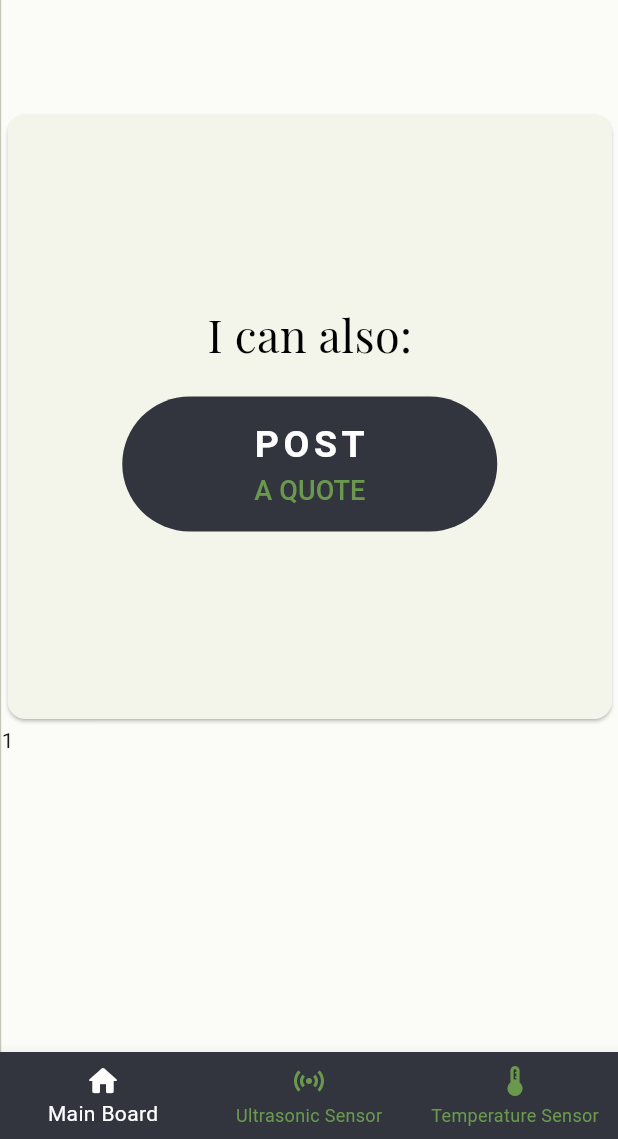
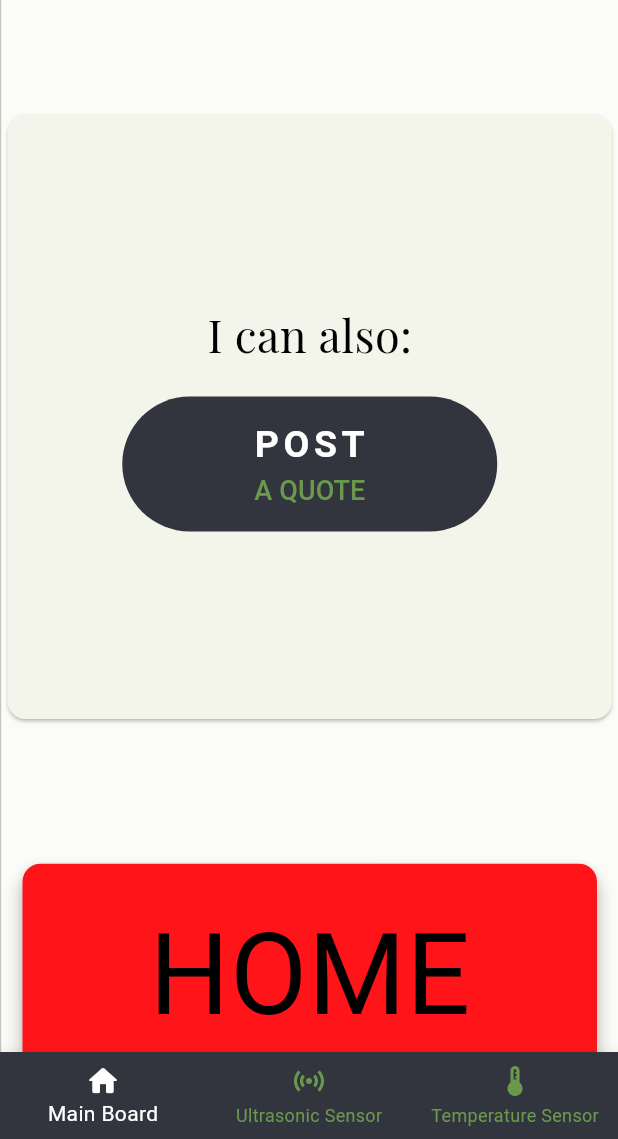
Before and after one commit to Bamboo2000/WebControl, a Flutter app: the screen it shows once a user with an empty profile is signed in, scrolled down 1152 dp, after a tap on "Home", on a phone screen of 412 x 824 dp, the part 97-1236 px from its top. Run offline on Flutter 3.47's test engine with Material 3 defaults, Android fonts, the light colour scheme and no system bars; drawn by our look-alikes of toggle_switch; our stand-ins replace cloud_firestore, firebase_auth, firebase_core, go_router, google_fonts; missing offline and left inert: firebase_ui_auth; accounts and stored records are empty; Roboto replaces fonts that are missing (Monoton).

Commit message:
Final_mki
na elvileg kész

```diff
--- a/lib/app_state.dart
+++ b/lib/app_state.dart
@@ -4,6 +4,7 @@ import 'package:firebase_core/firebase_core.dart';
 import 'package:firebase_ui_auth/firebase_ui_auth.dart';
 import 'package:flutter/material.dart';
 import 'package:cloud_firestore/cloud_firestore.dart';
+import 'pages/ultrasonicPage.dart';
 import 'firebase_options.dart';
 import 'dart:async';
 import 'toggle.dart';
@@ -24,6 +25,10 @@ class ApplicationState extends ChangeNotifier {
   StreamSubscription<QuerySnapshot>? _ultrasonicSubscription;
   List<UltrasonicMessage> _ultrasonicMessages = [];
   List<UltrasonicMessage> get ultrasonicMessages => _ultrasonicMessages;
+
+  StreamSubscription<QuerySnapshot>? _homeSubscription;
+  List<HomeMessage> _homeMessages = [];
+  List<HomeMessage> get homeMessages => _homeMessages;
 
   Future<void> init() async {
     await Firebase.initializeApp(
@@ -85,6 +90,32 @@ class ApplicationState extends ChangeNotifier {
       }
       notifyListeners();
     });
+
+    FirebaseAuth.instance.userChanges().listen((user) {
+      if (user != null) {
+        _loggedIn = true;
+        _homeSubscription = FirebaseFirestore.instance
+            .collection('homeoraway')
+            // .orderBy('ts', descending: true)
+            .snapshots()
+            .listen((snapshot) {
+          _homeMessages = [];
+          for (final document in snapshot.docs) {
+            _homeMessages.add(
+              HomeMessage(
+                isHome: document.data()['isHome'] as bool,
+              ),
+            );
+          }
+          notifyListeners();
+        });
+      } else {
+        _loggedIn = false;
+        _homeMessages = [];
+        _homeSubscription?.cancel();
+      }
+      notifyListeners();
+    });
   }
 
   Future<DocumentReference> addMessageToUcontrol(bool isHome) {
--- a/lib/pages/mainPage.dart
+++ b/lib/pages/mainPage.dart
@@ -7,6 +7,7 @@ import 'package:provider/provider.dart';
 import 'package:google_fonts/google_fonts.dart';
 
 import '../app_state.dart';
+import '../toggle.dart'; //HomeMessage miatt
 import '../src/authentication.dart';
 import '../src/widgets.dart';
 
@@ -54,6 +55,9 @@ class MainBody extends StatelessWidget {
     } else {
       rownumber = 2;
     }
+
+    //szükséges paraméter
+    late String isHome;
 
     return Scaffold(
         backgroundColor: color_5,
@@ -108,7 +112,7 @@ class MainBody extends StatelessWidget {
                 child: Container(
                   decoration: const BoxDecoration(
                       color: Colors.amber,
-                      borderRadius: BorderRadius.all(Radius.circular(150))),
+                      borderRadius: BorderRadius.all(Radius.circular(300))),
                   child: Column(
                     mainAxisAlignment: MainAxisAlignment.center,
                     crossAxisAlignment: CrossAxisAlignment.center,
@@ -160,7 +164,33 @@ class MainBody extends StatelessWidget {
             }
             //---------------------HOME-AWAY-------------------------
             if (index == 4) {
-              return const Text('1');
+              return Center(
+                child: Column(
+                  crossAxisAlignment: CrossAxisAlignment.stretch,
+                  children: <Widget>[
+                    Expanded(
+                      child: ListenableBuilder(
+                        listenable: listNotifier,
+                        builder: (BuildContext context, Widget? child) {
+                          final List<HomeMessage> values =
+                              listNotifier.homeMessages;
+
+                          //legfrissebb elemet olvassa ki a [0], [values.length-1]-gyel az utolsót olvashatom ki (az a door_state doc)
+                          if (values[values.length - 1].isHome == true) {
+                            isHome = 'HOME';
+                          } else {
+                            isHome = 'AWAY';
+                          }
+
+                          //body tartalma
+                          return Block(
+                              isHome, '- says', "THE DATABASE", 500, 200);
+                        },
+                      ),
+                    )
+                  ],
+                ),
+              );
             }
             //---------------------LAST-SOMETHING-------------------------
             else {
--- a/lib/pages/ultrasonicPage.dart
+++ b/lib/pages/ultrasonicPage.dart
@@ -1,9 +1,14 @@
 import 'package:flutter/material.dart';
 import 'package:web_control/src/widgets.dart';
-import 'package:web_control/toggle.dart';
 import '../app_state.dart';
 
 //hasonló a temperature oldalhoz, nincs részletesen kommentelve
+
+//kiolvasáshoz
+class UltrasonicMessage {
+  UltrasonicMessage({required this.isOpened});
+  final bool isOpened;
+}
 
 class ultrasonicPage extends StatefulWidget {
   const ultrasonicPage({super.key});
@@ -32,7 +37,10 @@ class ultrasonicBody extends StatelessWidget {
   Widget build(BuildContext context) {
     final blockWidth = MediaQuery.of(context).size.width / 2; //+if beépítése
     final blockHeight = MediaQuery.of(context).size.height / 2;
+
+    //szükséges paraméterek
     late String isOpened, desc;
+
     return Center(
       child: Column(
         crossAxisAlignment: CrossAxisAlignment.stretch,
@@ -44,7 +52,7 @@ class ultrasonicBody extends StatelessWidget {
                 final List<UltrasonicMessage> values =
                     listNotifier.ultrasonicMessages;
 
-                //legfrissebb elemet olvassa ki a [0], [values.lenght-1]-gyel az utolsót olvashatom ki (az a door_state doc)
+                //legfrissebb elemet olvassa ki a [0], [values.length-1]-gyel az utolsót olvashatom ki (az a door_state doc)
                 if (values[0].isOpened == true) {
                   isOpened = 'CLOSE';
                   desc = 'OPENED';
--- a/lib/src/widgets.dart
+++ b/lib/src/widgets.dart
@@ -41,7 +41,7 @@ class Block extends StatelessWidget {
                       mainValue.toString(),
                       style: GoogleFonts.monoton(
                         textStyle:
-                            const TextStyle(fontSize: 80, color: Colors.black),
+                            const TextStyle(fontSize: 75, color: Colors.black),
                       ),
                     ),
                     Text(
--- a/lib/toggle.dart
+++ b/lib/toggle.dart
@@ -10,10 +10,10 @@ class TemperatureMessage {
   final double value;
 }
 
-//kiolvasáshoz
-class UltrasonicMessage {
-  UltrasonicMessage({required this.isOpened});
-  final bool isOpened;
+// main pagen kell
+class HomeMessage {
+  HomeMessage({required this.isHome});
+  final bool isHome;
 }
 
 class ToggleFunc extends StatefulWidget {
@@ -26,15 +26,19 @@ class ToggleFunc extends StatefulWidget {
   State<ToggleFunc> createState() => _ToggleFuncState();
 }
 
+//statisztika hányszot mentem el otthonról - végül nem használt
 double leftHome = 0;
 
 class _ToggleFuncState extends State<ToggleFunc> {
   final _formKey = GlobalKey<FormState>(debugLabel: '_ToggleFuncState');
+
+  //homeoraway collection, RUHome doc elérése
   final isHomeRef =
       FirebaseFirestore.instance.collection("homeoraway").doc("RUHome");
-  bool isHome = true;
 
-  // late double tempValue = widget.values[0].value; //utso hőm. érték
+  //szükséges változók
+  late bool isHome;
+  int labelIndex = 0;
 
   @override
   Widget build(BuildContext context) {
@@ -54,15 +58,18 @@ class _ToggleFuncState extends State<ToggleFunc> {
               activeFgColor: Colors.white,
               inactiveBgColor: Colors.grey,
               inactiveFgColor: Colors.white,
-              initialLabelIndex: 0, //kell bele memoria
+              initialLabelIndex: labelIndex, //kell bele memoria
               totalSwitches: 2,
               labels: const ['Home', 'Away'],
               radiusStyle: true,
               onToggle: (index) async {
-                //bug: ha kattintok, mindig vált isHome-ot, akkor is ha nem váltok át
-                isHome = !isHome;
-                leftHome +=
-                    0.5; //és egészre kerekítve adom meg majd, így azt írja ki hányszor mentem el otthonról, nem a toggle számot
+                if (index == 0) {
+                  isHome = true;
+                  labelIndex = 0;
+                } else {
+                  isHome = false;
+                  labelIndex = 1;
+                }
                 // await widget.addisHome(isHome); //addol új doc-ot (nem lett kiszedve a többi része, csak itt)
                 isHomeRef.update({"isHome": isHome});
               },
```
